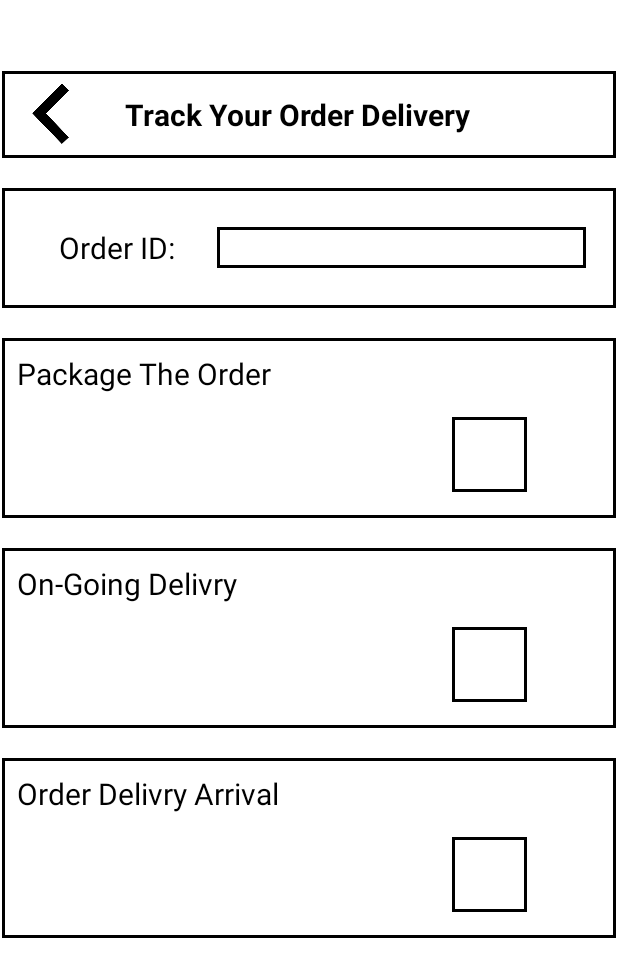
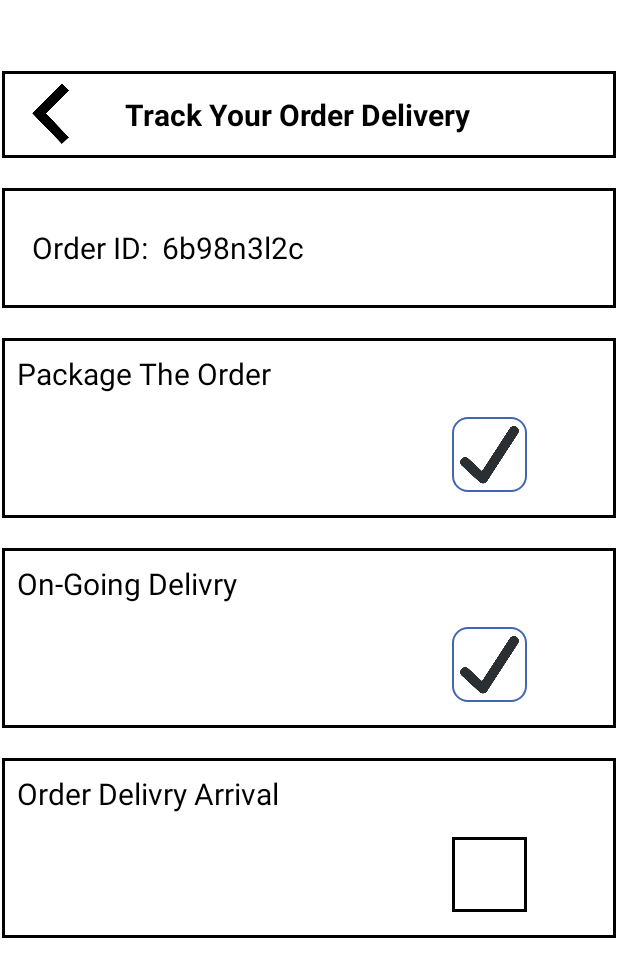
Before and after one commit to ak307/Med_Express, an Android app: the TrackOrderDeliveryActivity screen opened directly, with no data from a screen before it, on a phone screen of 412 x 824 dp. Shown: the top 977 px of the screen. Run offline under Robolectric (Android 15) with nearby library versions, the light colour scheme and no system bars.

Commit message:
Final Demo

```diff
--- a/app/src/main/res/layout/activity_payment.xml
+++ b/app/src/main/res/layout/activity_payment.xml
@@ -59,7 +59,7 @@
             android:layout_gravity="center"
             android:layout_marginLeft="20dp"
             android:layout_weight="1"
-            android:text="The total amount: "
+            android:text="The total amount:  6.0"
             android:textColor="@color/black"
             android:textSize="20sp"
             android:textStyle="bold" />
@@ -132,7 +132,8 @@
             android:layout_height="40dp"
             android:layout_marginLeft="330dp"
             android:layout_marginTop="35dp"
-            android:background="@drawable/layout_frame"
+            android:src="@drawable/round_border"
+            android:background="@drawable/checkicon"
             tools:ignore="SpeakableTextPresentCheck" />
 
     </LinearLayout>
--- a/app/src/main/res/layout/activity_track_order_delivery.xml
+++ b/app/src/main/res/layout/activity_track_order_delivery.xml
@@ -63,13 +63,13 @@
                 android:layout_gravity="center"
                 android:layout_marginLeft="20dp"
                 android:layout_weight="1"
-                android:gravity="center"
-                android:text="Order ID: "
+                android:gravity="left"
+                android:text="Order ID:  6b98n3l2c"
                 android:textColor="@color/black"
                 android:textSize="20sp" />
 
             <TextView
-                android:layout_width="210dp"
+                android:layout_width="wrap_content"
                 android:layout_height="wrap_content"
                 android:layout_gravity="center"
                 android:layout_marginLeft="5dp"
@@ -77,7 +77,8 @@
                 android:layout_weight="1"
                 android:background="@drawable/layout_frame"
                 android:textColor="@color/black"
-                android:textSize="20sp" />
+                android:textSize="20sp"
+                android:visibility="invisible"/>
         </LinearLayout>
 
         <LinearLayout
@@ -104,7 +105,8 @@
                 android:layout_height="50dp"
                 android:layout_marginLeft="300dp"
                 android:layout_marginTop="15dp"
-                android:background="@drawable/layout_frame"
+                android:src="@drawable/round_border"
+                android:background="@drawable/checkicon"
                 tools:ignore="SpeakableTextPresentCheck" />
         </LinearLayout>
 
@@ -132,7 +134,8 @@
                 android:layout_height="50dp"
                 android:layout_marginLeft="300dp"
                 android:layout_marginTop="15dp"
-                android:background="@drawable/layout_frame"
+                android:src="@drawable/round_border"
+                android:background="@drawable/checkicon"
                 tools:ignore="SpeakableTextPresentCheck" />
         </LinearLayout>
 
```
Also changed, not shown: app/src/main/res/layout/activity_view_purchased_history.xml (+15 -15 lines).
